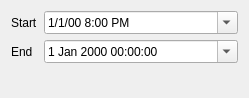
This is host/applications/qtmon/tagconfiguration/hibernate.ui in tag-designs/software as Qt 5 draws it before an edit. The edited form follows.
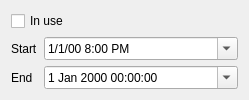
This is the edited form.

```diff
--- a/host/applications/qtmon/tagconfiguration/hibernate.ui
+++ b/host/applications/qtmon/tagconfiguration/hibernate.ui
@@ -14,14 +14,24 @@
    <string>Form</string>
   </property>
   <layout class="QFormLayout" name="formLayout">
-   <item row="0" column="0">
+   <item row="0" column="0" colspan="2">
+    <widget class="QCheckBox" name="hibernate_in_use">
+     <property name="toolTip">
+      <string>Hibernate between the start and end below. Unchecked, the row is not used.</string>
+     </property>
+     <property name="text">
+      <string>In use</string>
+     </property>
+    </widget>
+   </item>
+   <item row="1" column="0">
     <widget class="QLabel" name="startLabel">
      <property name="text">
       <string>Start</string>
      </property>
     </widget>
    </item>
-   <item row="0" column="1">
+   <item row="1" column="1">
     <widget class="QDateTimeEdit" name="hibernate_start">
      <property name="toolTip">
       <string>Start hibernating at this date/time</string>
@@ -41,14 +51,14 @@
      </property>
     </widget>
    </item>
-   <item row="1" column="0">
+   <item row="2" column="0">
     <widget class="QLabel" name="stopLabel">
      <property name="text">
       <string>End</string>
      </property>
     </widget>
    </item>
-   <item row="1" column="1">
+   <item row="2" column="1">
     <widget class="QDateTimeEdit" name="hibernate_end">
      <property name="toolTip">
       <string>Stop hibernating at this date/time</string>
```
Left out of the diff: 4 changed lines with no effect on the pictures.
